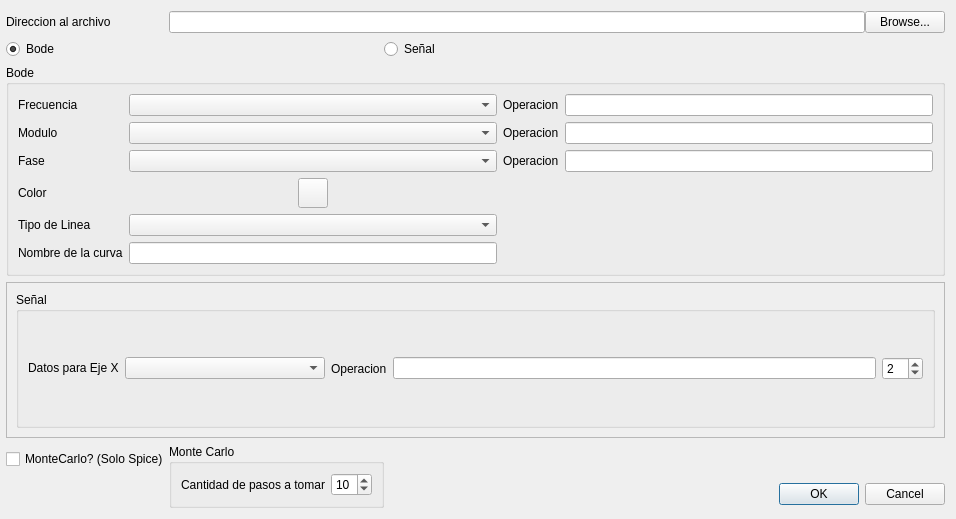
First picture: the form in UI/UI_AddTracePopUp.ui, repository Teoria-de-Circuitos-II/Filter-Tool-TC2-Gullino-Tool-, before the edit.
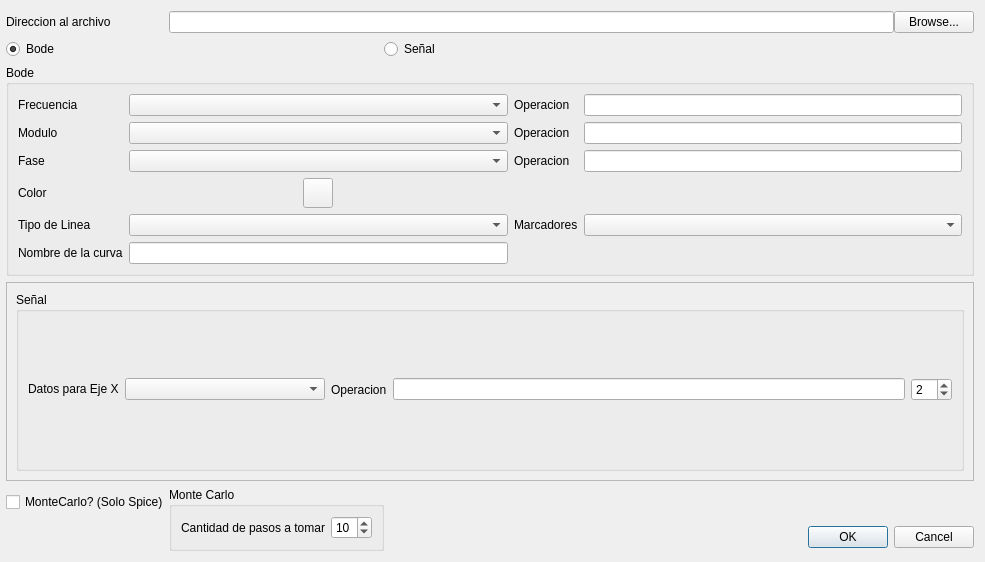
Second picture: the form after the edit.

```diff
--- a/UI/UI_AddTracePopUp.ui
+++ b/UI/UI_AddTracePopUp.ui
@@ -6,8 +6,8 @@
    <rect>
     <x>0</x>
     <y>0</y>
-    <width>956</width>
-    <height>519</height>
+    <width>985</width>
+    <height>562</height>
    </rect>
   </property>
   <property name="sizePolicy">
@@ -130,8 +130,8 @@
        <rect>
         <x>0</x>
         <y>0</y>
-        <width>919</width>
-        <height>86</height>
+        <width>969</width>
+        <height>126</height>
        </rect>
       </property>
       <layout class="QGridLayout" name="gridLayout_5">
@@ -388,6 +388,16 @@
         </item>
        </layout>
       </item>
+      <item row="6" column="2">
+       <widget class="QLabel" name="MarkerLabel">
+        <property name="text">
+         <string>Marcadores</string>
+        </property>
+       </widget>
+      </item>
+      <item row="6" column="3">
+       <widget class="QComboBox" name="MarkersCB"/>
+      </item>
      </layout>
     </widget>
    </item>
```
